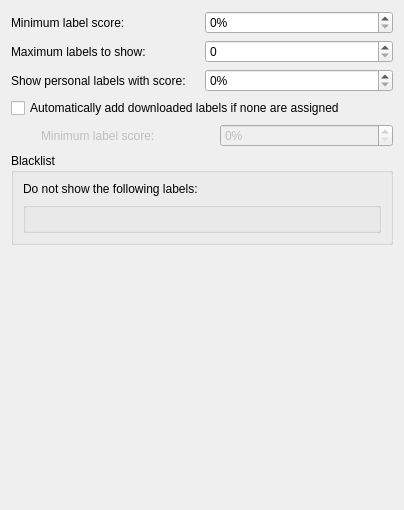
KDE/amarok, file src/context/applets/labels/labelsSettings.ui: the form before one commit.
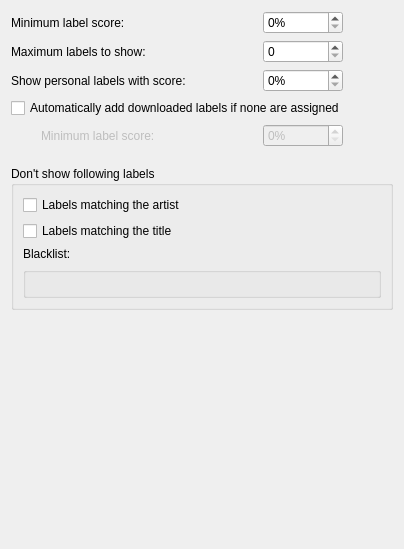
The form after the commit. Custom widgets are drawn as their Qt base class.

Commit message: Refactore the labels applet and engine, plus fix some minor bugs.

What changed in the file:
```diff
--- a/src/context/applets/labels/labelsSettings.ui
+++ b/src/context/applets/labels/labelsSettings.ui
@@ -7,7 +7,7 @@
     <x>0</x>
     <y>0</y>
     <width>404</width>
-    <height>510</height>
+    <height>549</height>
    </rect>
   </property>
   <property name="sizePolicy">
@@ -21,16 +21,37 @@
   </property>
   <layout class="QVBoxLayout" name="verticalLayout_2">
    <item>
-    <layout class="QHBoxLayout" name="horizontalLayout">
-     <item>
+    <layout class="QGridLayout" name="gridLayout">
+     <property name="rightMargin">
+      <number>50</number>
+     </property>
+     <item row="0" column="0">
       <widget class="QLabel" name="label">
+       <property name="sizePolicy">
+        <sizepolicy hsizetype="MinimumExpanding" vsizetype="Preferred">
+         <horstretch>0</horstretch>
+         <verstretch>0</verstretch>
+        </sizepolicy>
+       </property>
        <property name="text">
         <string>Minimum label score:</string>
        </property>
       </widget>
      </item>
-     <item>
+     <item row="0" column="1">
       <widget class="QSpinBox" name="minCountSpinBox">
+       <property name="sizePolicy">
+        <sizepolicy hsizetype="Minimum" vsizetype="Fixed">
+         <horstretch>0</horstretch>
+         <verstretch>0</verstretch>
+        </sizepolicy>
+       </property>
+       <property name="minimumSize">
+        <size>
+         <width>80</width>
+         <height>0</height>
+        </size>
+       </property>
        <property name="toolTip">
         <string>Show only labels that are rated at least that high</string>
        </property>
@@ -42,33 +63,69 @@
        </property>
       </widget>
      </item>
-    </layout>
-   </item>
-   <item>
-    <layout class="QHBoxLayout" name="horizontalLayout_2">
-     <item>
+     <item row="1" column="0">
       <widget class="QLabel" name="label_3">
+       <property name="sizePolicy">
+        <sizepolicy hsizetype="MinimumExpanding" vsizetype="Preferred">
+         <horstretch>0</horstretch>
+         <verstretch>0</verstretch>
+        </sizepolicy>
+       </property>
        <property name="text">
         <string>Maximum labels to show:</string>
        </property>
       </widget>
      </item>
-     <item>
-      <widget class="QSpinBox" name="numLabelsSpinBox"/>
+     <item row="1" column="1">
+      <widget class="QSpinBox" name="numLabelsSpinBox">
+       <property name="sizePolicy">
+        <sizepolicy hsizetype="Minimum" vsizetype="Fixed">
+         <horstretch>0</horstretch>
+         <verstretch>0</verstretch>
+        </sizepolicy>
+       </property>
+       <property name="minimumSize">
+        <size>
+         <width>80</width>
+         <height>0</height>
+        </size>
+       </property>
+       <property name="toolTip">
+        <string>Don't show more labels than that.
+Note that always all personal labels will be shown.</string>
+       </property>
+      </widget>
      </item>
-    </layout>
-   </item>
-   <item>
-    <layout class="QHBoxLayout" name="horizontalLayout_3">
-     <item>
+     <item row="2" column="0">
       <widget class="QLabel" name="label_2">
+       <property name="sizePolicy">
+        <sizepolicy hsizetype="MinimumExpanding" vsizetype="Preferred">
+         <horstretch>0</horstretch>
+         <verstretch>0</verstretch>
+        </sizepolicy>
+       </property>
        <property name="text">
         <string>Show personal labels with score:</string>
        </property>
       </widget>
      </item>
-     <item>
+     <item row="2" column="1">
       <widget class="QSpinBox" name="personalCountSpinBox">
+       <property name="sizePolicy">
+        <sizepolicy hsizetype="Minimum" vsizetype="Fixed">
+         <horstretch>0</horstretch>
+         <verstretch>0</verstretch>
+        </sizepolicy>
+       </property>
+       <property name="minimumSize">
+        <size>
+         <width>80</width>
+         <height>0</height>
+        </size>
+       </property>
+       <property name="toolTip">
+        <string>Effects the font size of the personal labels.</string>
+       </property>
        <property name="suffix">
         <string notr="true">%</string>
        </property>
@@ -94,11 +151,20 @@
      <property name="leftMargin">
       <number>30</number>
      </property>
+     <property name="rightMargin">
+      <number>50</number>
+     </property>
      <item>
       <widget class="QLabel" name="minAutoAddCountLabel">
        <property name="enabled">
         <bool>false</bool>
        </property>
+       <property name="sizePolicy">
+        <sizepolicy hsizetype="MinimumExpanding" vsizetype="Preferred">
+         <horstretch>0</horstretch>
+         <verstretch>0</verstretch>
+        </sizepolicy>
+       </property>
        <property name="text">
         <string>Minimum label score:</string>
        </property>
@@ -109,6 +175,12 @@
        <property name="enabled">
         <bool>false</bool>
        </property>
+       <property name="minimumSize">
+        <size>
+         <width>80</width>
+         <height>0</height>
+        </size>
+       </property>
        <property name="toolTip">
         <string>Show only labels that are rated at least that high</string>
        </property>
@@ -122,16 +194,46 @@
      </item>
     </layout>
    </item>
+   <item>
+    <spacer name="verticalSpacer_2">
+     <property name="orientation">
+      <enum>Qt::Vertical</enum>
+     </property>
+     <property name="sizeType">
+      <enum>QSizePolicy::Fixed</enum>
+     </property>
+     <property name="sizeHint" stdset="0">
+      <size>
+       <width>20</width>
+       <height>13</height>
+      </size>
+     </property>
+    </spacer>
+   </item>
    <item>
     <widget class="QGroupBox" name="groupBox">
      <property name="title">
-      <string>Blacklist</string>
+      <string>Don't show following labels</string>
      </property>
      <layout class="QVBoxLayout" name="verticalLayout">
+      <item>
+       <widget class="QCheckBox" name="matchArtistCheckBox">
+        <property name="text">
+         <string>Labels matching the artist</string>
+        </property>
+       </widget>
+      </item>
+      <item>
+       <widget class="QCheckBox" name="matchTitleCheckBox">
+        <property name="text">
+         <string>Labels matching the title</string>
+        </property>
+       </widget>
+      </item>
       <item>
        <widget class="QLabel" name="label_4">
         <property name="text">
-         <string>Do not show the following labels:</string>
+         <string>Blacklist:</string>
         </property>
        </widget>
       </item>
```
Left out of the diff: 4 changed lines with no effect on the pictures. The commit also changes 8 other files.
